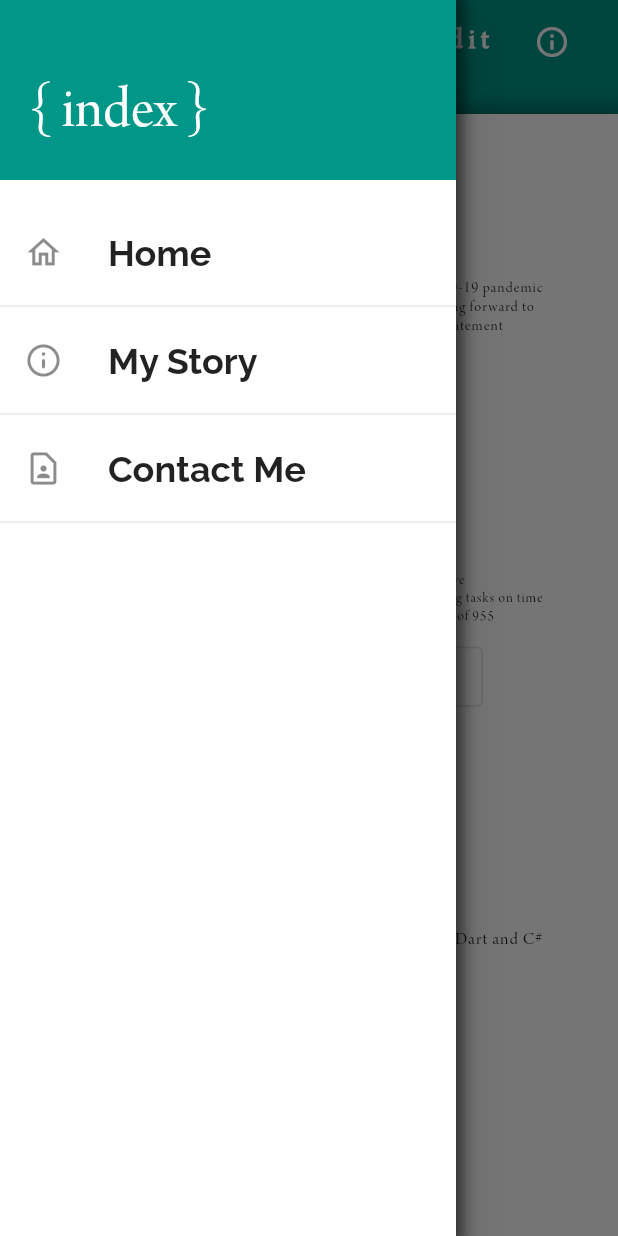
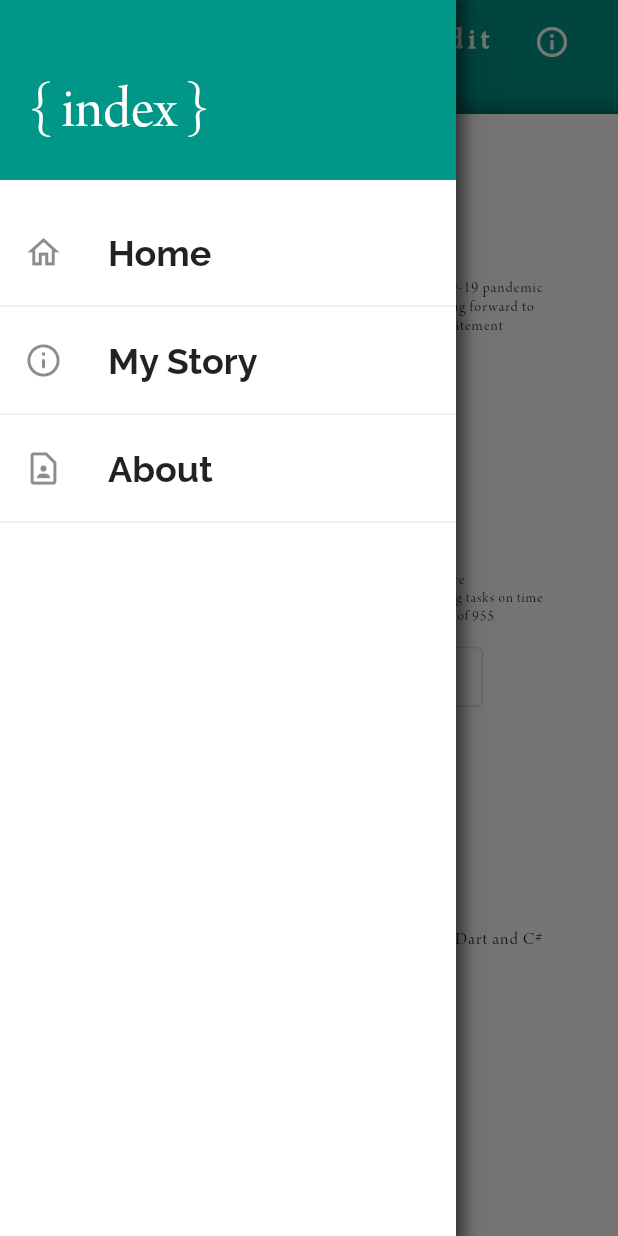
Before and after one commit to asPiyawit/pywPublicFiles, a Flutter app: the screen it shows after launch, with the side drawer open, on a phone screen of 412 x 824 dp. Run offline on Flutter 3.47's test engine with Material 2 defaults, Android fonts, the light colour scheme and no system bars.

Commit message:
build web app

```diff
--- a/pywportfolio/lib/main.dart
+++ b/pywportfolio/lib/main.dart
@@ -2,7 +2,7 @@ import 'package:flutter/material.dart';
 
 import 'screens/scn_home.dart';
 import 'screens/scn_story.dart';
-import './screens/scn_contact.dart';
+import 'screens/scn_about.dart';
 
 void main() => runApp(MyApp());
 
@@ -20,7 +20,7 @@ class MyApp extends StatelessWidget {
       routes: {
         '/': (ctx) => ScnHome(),
         '/story': (ctx) => ScnStory(),
-        '/contact': (ctx) => ScnContact(),
+        '/about': (ctx) => ScnAbout(),
       },
     );
   }
--- a/pywportfolio/lib/widgets/wdg_drawer.dart
+++ b/pywportfolio/lib/widgets/wdg_drawer.dart
@@ -56,8 +56,8 @@ class WdgDrawer extends StatelessWidget {
               Navigator.of(context).pushReplacementNamed('/story');
             }),
             Divider(),
-            _buildMenuTile('Contact Me', Icons.contact_page_outlined, () {
-              Navigator.of(context).pushReplacementNamed('/contact');
+            _buildMenuTile('About', Icons.contact_page_outlined, () {
+              Navigator.of(context).pushReplacementNamed('/about');
             }),
             Divider(),
           ],
```
Also changed, not shown: pywportfolio/lib/screens/scn_about.dart (renamed from pywportfolio/lib/screens/scn_contact.dart, +18 -4 lines), pywportfolio/lib/screens/scn_story.dart (+5 -3 lines).
